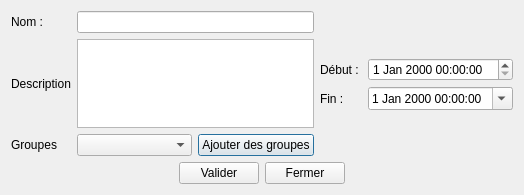
The window that managers/updateeventdialog.ui (ThFeneuil/KholloAutoQt) describes before a commit, drawn with Qt 5.
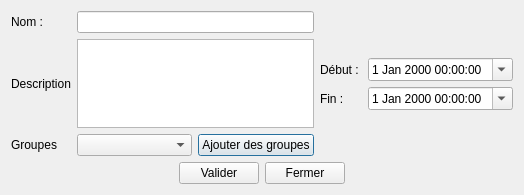
The same window after the commit.

```diff
--- a/managers/updateeventdialog.ui
+++ b/managers/updateeventdialog.ui
@@ -73,7 +73,7 @@
        <item row="1" column="1">
         <widget class="QDateTimeEdit" name="dateTimeEdit_start">
          <property name="calendarPopup">
-          <bool>false</bool>
+          <bool>true</bool>
          </property>
         </widget>
        </item>
```
